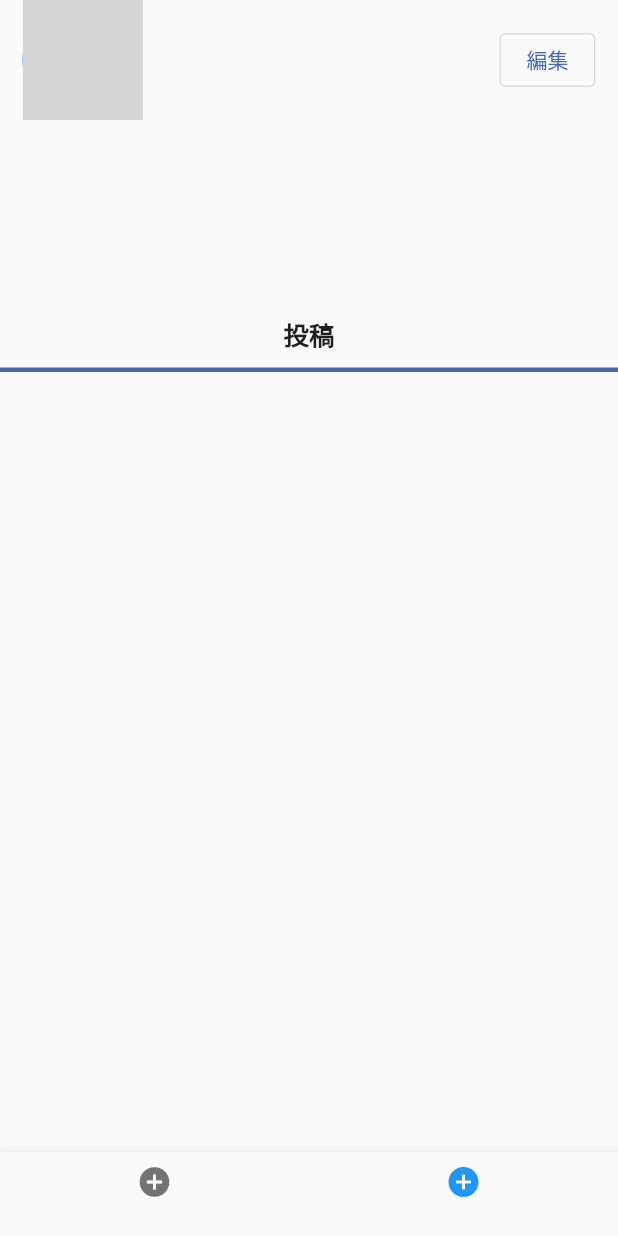
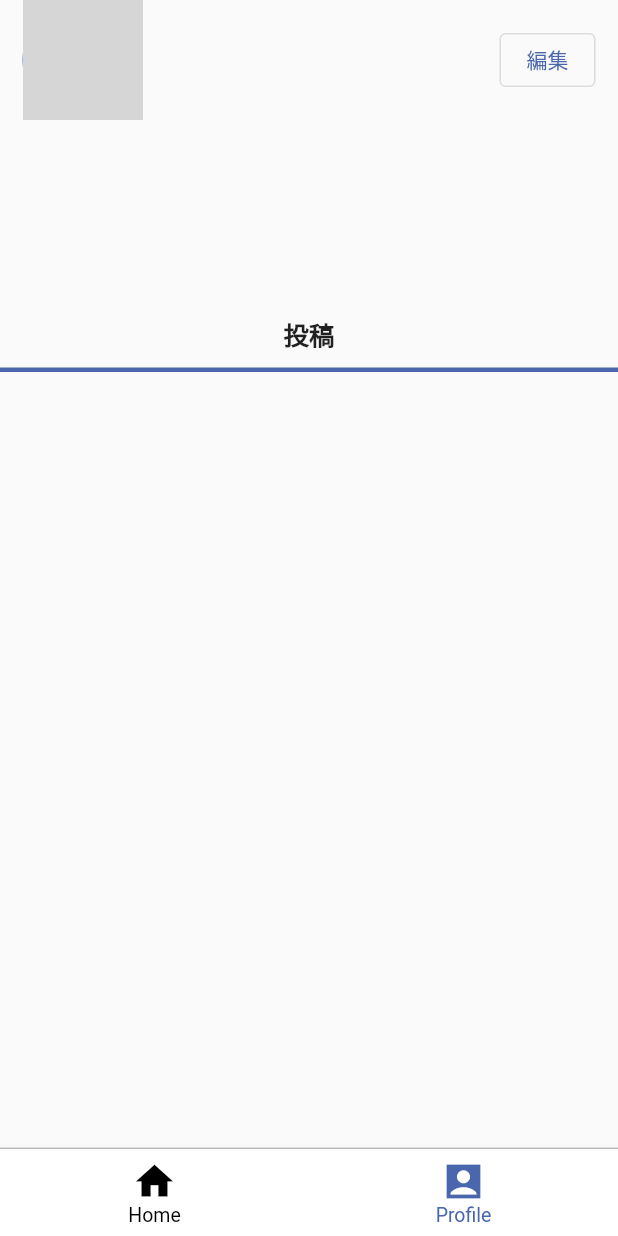
Before and after one commit to iseruuuuu/disney_app, a Flutter app: the TabScreen screen opened directly, item 2 of the bottom bar chosen, on a phone screen of 412 x 824 dp. Run offline on Flutter 3.47's test engine with Material 2 defaults, Android fonts, the phone set to English and light mode, and no system bars; our stand-ins replace cloud_firestore, firebase_auth, firebase_core, firebase_storage, image_picker; missing offline and left inert: flutter_picker; accounts and stored records are empty; network calls fail; grey boxes are pictures that could not be loaded.

Commit message:
fix1.0: デザインを一新する（TabScreen）

```diff
--- a/lib/screen/tab/tab_screen.dart
+++ b/lib/screen/tab/tab_screen.dart
@@ -20,23 +20,41 @@ class _TabScreenState extends State<TabScreen> {
   Widget build(BuildContext context) {
     return Scaffold(
       body: pageList[selectedIndex],
-      bottomNavigationBar: BottomNavigationBar(
-        items: const [
-          BottomNavigationBarItem(
-            icon: Icon(Icons.add_circle),
-            label: '',
+      bottomNavigationBar: Container(
+        decoration: BoxDecoration(
+          border: Border(
+            top: BorderSide(
+              color: Colors.grey.shade400,
+              width: 1,
             ),
-          BottomNavigationBarItem(
-            icon: Icon(Icons.add_circle),
-            label: '',
           ),
-        ],
+        ),
+        child: BottomNavigationBar(
+          elevation: 0,
+          backgroundColor: Colors.white,
+          selectedItemColor: const Color(0xFF4A67AD),
+          unselectedItemColor: Colors.black,
+          iconSize: 30,
+          selectedFontSize: 13,
+          unselectedFontSize: 13,
+          type: BottomNavigationBarType.fixed,
           currentIndex: selectedIndex,
           onTap: (index) {
             setState(() {
               selectedIndex = index;
             });
           },
+          items: const [
+            BottomNavigationBarItem(
+              icon: Icon(Icons.home),
+              label: 'Home',
+            ),
+            BottomNavigationBarItem(
+              icon: Icon(Icons.account_box_sharp),
+              label: 'Profile',
+            ),
+          ],
+        ),
       ),
     );
   }
```
Lines whose indentation alone changed are shown as unchanged.
